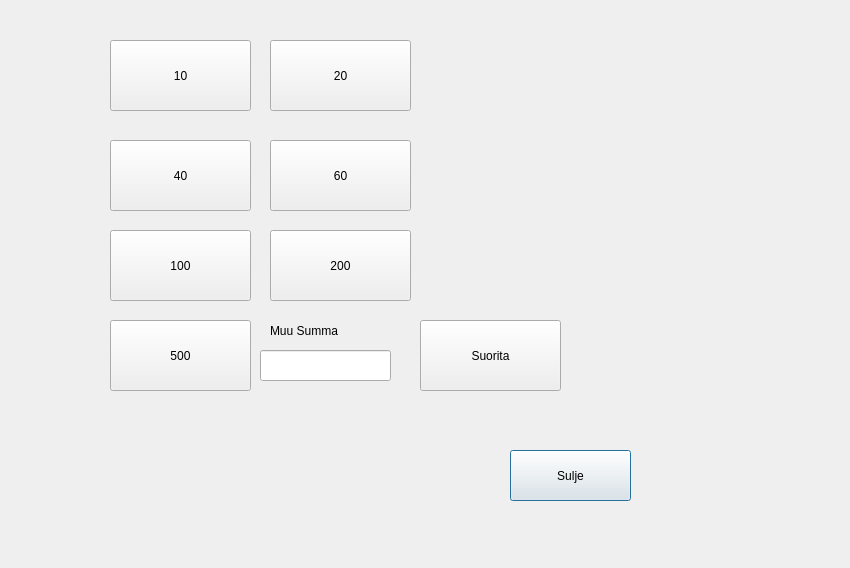
The window that bankautomat/debitpankki.ui (tvt21kmo-bank-project/group_11) describes before a commit, drawn with Qt 5.
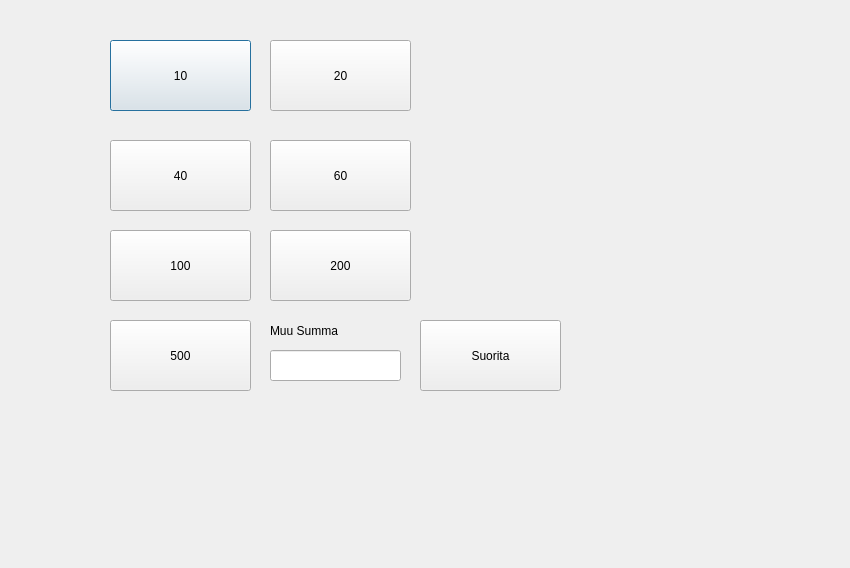
The same window after the commit.

```diff
--- a/bankautomat/debitpankki.ui
+++ b/bankautomat/debitpankki.ui
@@ -13,19 +13,6 @@
   <property name="windowTitle">
    <string>Dialog</string>
   </property>
-  <widget class="QPushButton" name="btnDebitPankkiClose">
-   <property name="geometry">
-    <rect>
-     <x>510</x>
-     <y>450</y>
-     <width>121</width>
-     <height>51</height>
-    </rect>
-   </property>
-   <property name="text">
-    <string>Sulje</string>
-   </property>
-  </widget>
   <widget class="QPushButton" name="btnDebitNosto10">
    <property name="geometry">
     <rect>
@@ -133,7 +120,7 @@
   <widget class="QLineEdit" name="leDebitSumma">
    <property name="geometry">
     <rect>
-     <x>260</x>
+     <x>270</x>
      <y>350</y>
      <width>131</width>
      <height>31</height>
```
